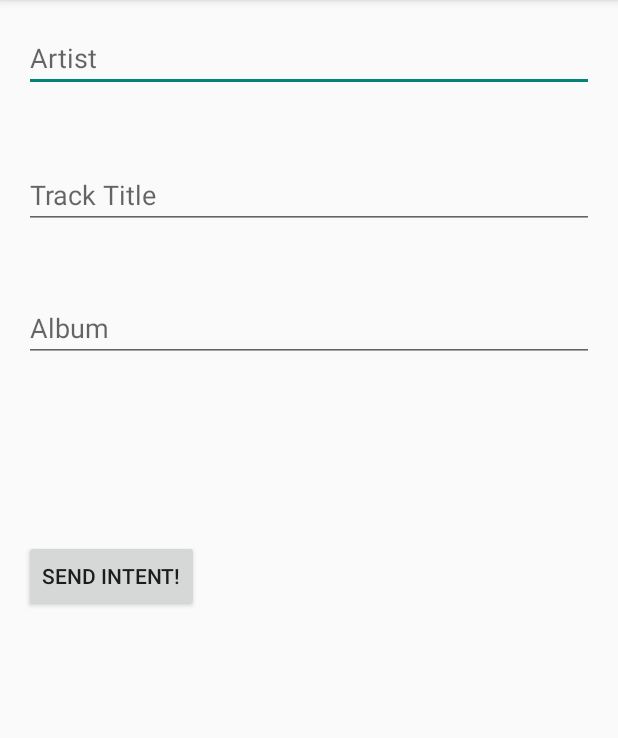
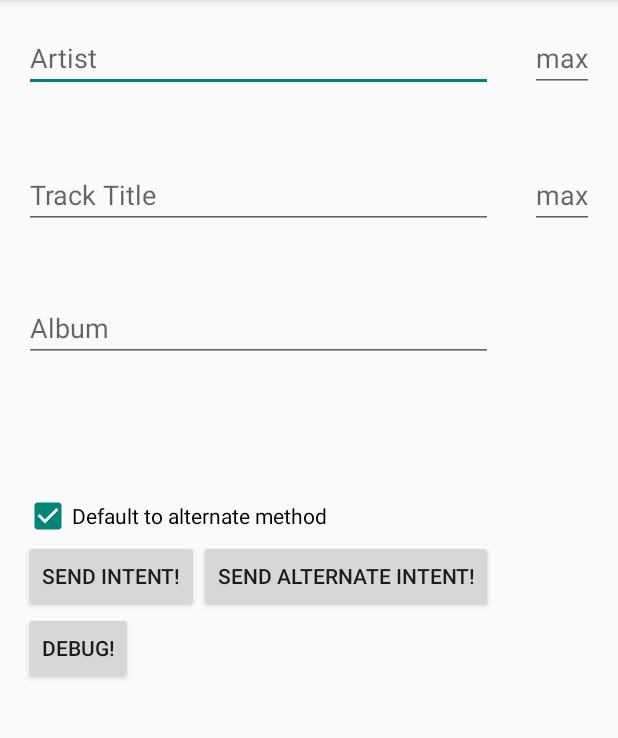
Before and after one commit to ransagy/MusicaForPebble, an Android app: the screen it shows after launch (MainActivity), in the options menu, after a tap on "Settings", on a phone screen of 412 x 824 dp, the part 84-822 px from its top. Run offline under Robolectric (Android 15) with nearby library versions, the phone set to English and light mode, and no system bars; libraries missing offline, so code that uses them is left out: com.getpebble.android.

```diff
--- /dev/null
+++ b/app/src/main/java/com/ransagy/musicaforpebble/GeneralUtils.java
@@ -0,0 +1,57 @@
+package com.ransagy.musicaforpebble;
+
+import android.graphics.Paint;
+import android.graphics.Rect;
+
+import java.util.ArrayList;
+import java.util.regex.Matcher;
+import java.util.regex.Pattern;
+
+public class GeneralUtils {
+
+    public static int TryParseInteger(String source, int defaultValue) {
+        try {
+            return Integer.parseInt(source);
+        } catch (NumberFormatException e) {
+            return defaultValue;
+        }
+    }
+
+    public static float TryParseFloat(String source, float defaultValue) {
+        try {
+            return Float.parseFloat(source);
+        } catch (NumberFormatException e) {
+            return defaultValue;
+        }
+    }
+
+    public static float GetAndroidDefaultTextWidth(String source, boolean onlyHebrew) {
+        android.graphics.Paint p = new Paint();
+        String result = source;
+
+        if (onlyHebrew) {
+            Pattern hebrewPattern = Pattern.compile("[^\\p{InHebrew}]", Pattern.UNICODE_CASE);
+            Matcher matchNonHebrew = hebrewPattern.matcher(source);
+            result = matchNonHebrew.replaceAll("");
+        }
+
+        return p.measureText(result);
+    }
+
+    public static void DebugSomething() {
+        String[] text = {"מי אם לא אני", "שירת הסטיקר", "הווליום עולה", "(רציתי שתדע"};
+        ArrayList<Float> widths = new ArrayList<>();
+        ArrayList<Rect> bounds = new ArrayList<>();
+
+        android.graphics.Paint p = new Paint();
+
+        for (int index = 0; index < text.length; index++) {
+            widths.add(p.measureText(text[index]));
+            Rect currBounds = new Rect();
+            p.getTextBounds(text[index], 0, text[index].length(), currBounds);
+            bounds.add(currBounds);
+        }
+
+        widths.toString();
+    }
+}
--- a/app/src/main/res/layout/activity_main.xml
+++ b/app/src/main/res/layout/activity_main.xml
@@ -20,10 +20,10 @@
         android:id="@+id/txtArtist"
         android:layout_alignParentLeft="true"
         android:layout_alignParentStart="true"
-        android:layout_alignParentRight="true"
-        android:layout_alignParentEnd="true"
         android:autoText="false"
-        android:hint="Artist" />
+        android:hint="Artist"
+        android:layout_alignRight="@+id/sendAlternateIntentButton"
+        android:layout_alignEnd="@+id/sendAlternateIntentButton" />
 
     <EditText
         android:layout_width="wrap_content"
@@ -31,11 +31,11 @@
         android:id="@+id/txtTrack"
         android:layout_below="@+id/txtArtist"
         android:layout_marginTop="46dp"
-        android:layout_alignParentRight="true"
-        android:layout_alignParentEnd="true"
         android:layout_alignParentLeft="true"
         android:layout_alignParentStart="true"
-        android:hint="Track Title" />
+        android:hint="Track Title"
+        android:layout_alignRight="@+id/sendAlternateIntentButton"
+        android:layout_alignEnd="@+id/sendAlternateIntentButton" />
 
     <EditText
         android:layout_width="wrap_content"
@@ -49,4 +49,53 @@
         android:layout_alignEnd="@+id/txtTrack"
         android:hint="Album" />
 
+    <Button
+        android:layout_width="wrap_content"
+        android:layout_height="wrap_content"
+        android:text="SEND ALTERNATE INTENT!"
+        android:id="@+id/sendAlternateIntentButton"
+        android:onClick="onClick"
+        android:layout_alignTop="@+id/sendIntentButton"
+        android:layout_toRightOf="@+id/sendIntentButton"
+        android:layout_toEndOf="@+id/sendIntentButton" />
+
+    <CheckBox
+        android:layout_width="wrap_content"
+        android:layout_height="wrap_content"
+        android:text="Default to alternate method "
+        android:id="@+id/defaultToAltCheckBox"
+        android:layout_above="@+id/sendIntentButton"
+        android:layout_alignParentLeft="true"
+        android:layout_alignParentStart="true"
+        android:onClick="onClick" />
+
+    <EditText
+        android:layout_width="wrap_content"
+        android:layout_height="wrap_content"
+        android:id="@+id/maxArtistLine"
+        android:layout_alignTop="@+id/txtArtist"
+        android:layout_alignParentRight="true"
+        android:layout_alignParentEnd="true"
+        android:hint="max" />
+
+    <EditText
+        android:layout_width="wrap_content"
+        android:layout_height="wrap_content"
+        android:id="@+id/maxTrackLine"
+        android:layout_alignTop="@+id/txtTrack"
+        android:layout_alignRight="@+id/maxArtistLine"
+        android:layout_alignEnd="@+id/maxArtistLine"
+        android:hint="max" />
+
+    <Button
+        style="?android:attr/buttonStyleSmall"
+        android:layout_width="wrap_content"
+        android:layout_height="wrap_content"
+        android:text="Debug!"
+        android:id="@+id/debugButton"
+        android:layout_below="@+id/sendIntentButton"
+        android:layout_alignParentLeft="true"
+        android:layout_alignParentStart="true"
+        android:onClick="onClick" />
+
 </RelativeLayout>
```
Also changed, not shown: app/src/main/java/com/ransagy/musicaforpebble/MainActivity.java (+27 -10 lines), app/src/main/java/com/ransagy/musicaforpebble/MetaChangedService.java (+140 -37 lines), app/src/main/java/com/ransagy/musicaforpebble/RTLHelper.java (+71 -18 lines).
